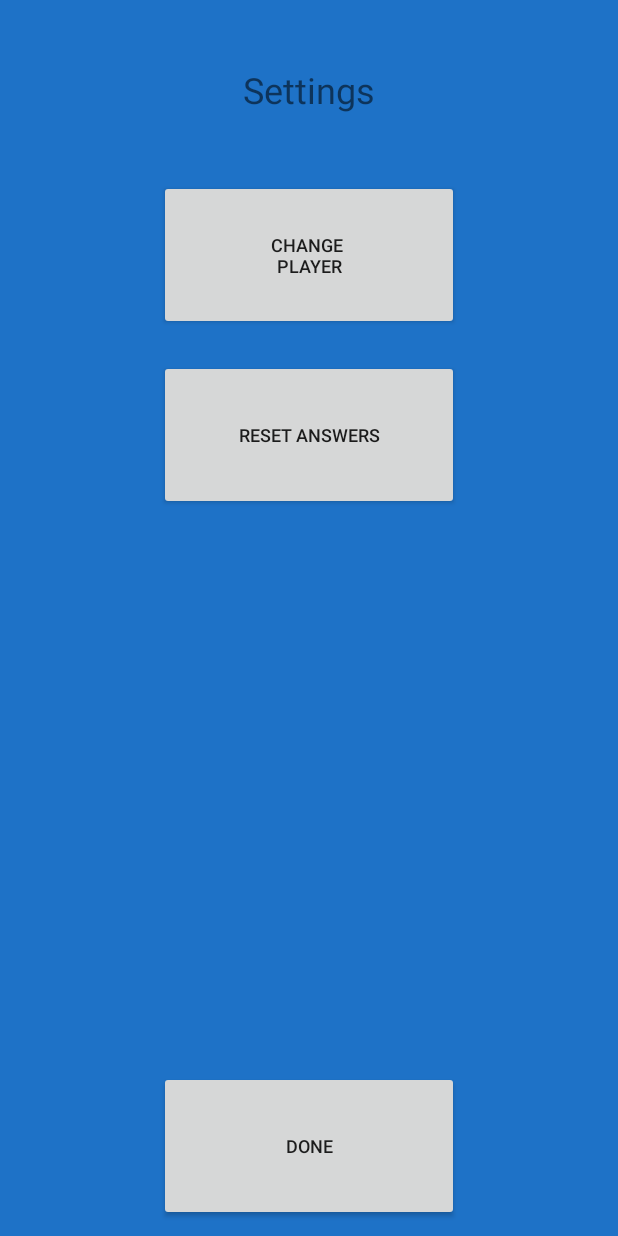
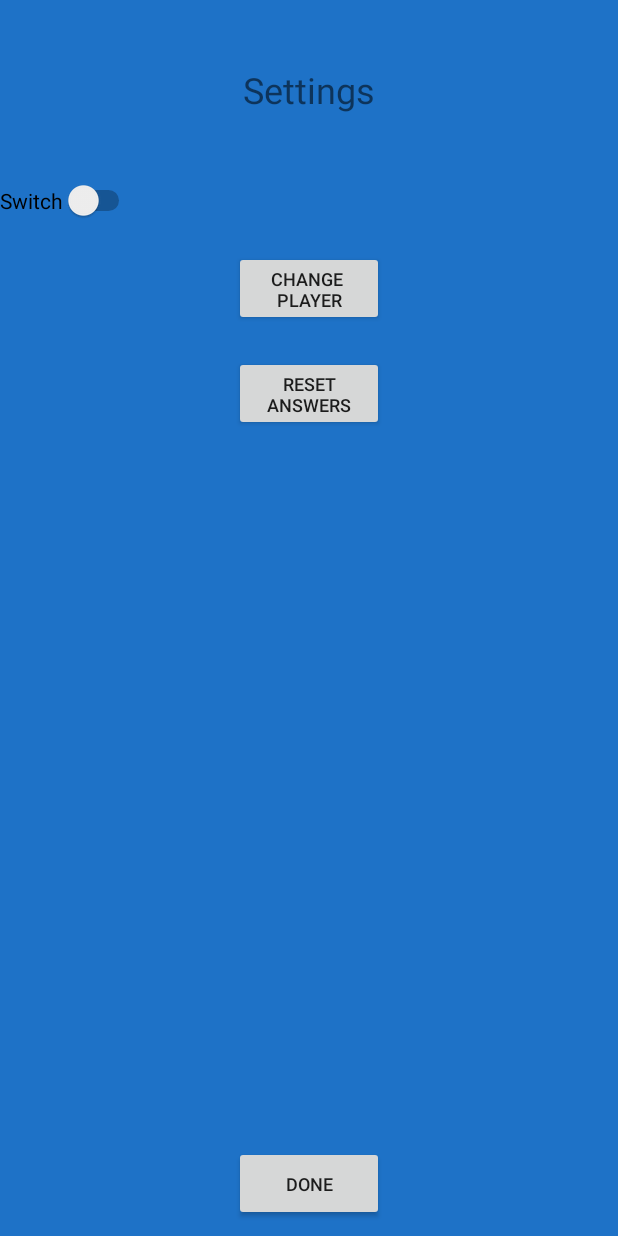
Before and after one commit to alexmarash/Kwordle, an Android app: the layout settings_popup.xml on its own in the app's theme, with its tools: preview values and no code run, on a phone screen of 412 x 824 dp. Run offline under Robolectric (Android 15) with nearby library versions, the phone set to English and light mode, and no system bars.

Commit message:
added hard mode to database and settings screen but new player no longer working

```diff
--- a/Kwordle/app/src/main/res/layout/settings_popup.xml
+++ b/Kwordle/app/src/main/res/layout/settings_popup.xml
@@ -19,11 +19,23 @@
         android:text="@string/settingTitle"
         android:textSize="24sp" />
 
+
+
+    <Switch
+        android:id="@+id/hardSwitch"
+        android:layout_width="wrap_content"
+        android:layout_height="wrap_content"
+        android:text="Switch"
+        android:layout_below="@id/settingsTitle"
+        android:layout_gravity="center"
+        android:layout_marginTop="10dp"
+        android:layout_marginBottom="10dp"/>
+
     <Button
         android:id="@+id/changePlayer"
-        android:layout_width="200dp"
-        android:layout_height="100dp"
-        android:layout_below="@id/settingsTitle"
+        android:layout_width="100dp"
+        android:layout_height="50dp"
+        android:layout_below="@id/hardSwitch"
         android:layout_centerHorizontal="true"
         android:layout_gravity="center"
         android:layout_marginTop="10dp"
@@ -38,8 +50,8 @@
 
     <Button
         android:id="@+id/resetWords"
-        android:layout_width="200dp"
-        android:layout_height="100dp"
+        android:layout_width="100dp"
+        android:layout_height="50dp"
         android:layout_below="@id/changePlayer"
         android:layout_centerHorizontal="true"
         android:layout_gravity="center"
@@ -53,8 +65,8 @@
 
     <Button
         android:id="@+id/settingsDone"
-        android:layout_width="200dp"
-        android:layout_height="100dp"
+        android:layout_width="100dp"
+        android:layout_height="50dp"
         android:layout_alignParentBottom="true"
         android:layout_centerHorizontal="true"
         android:layout_gravity="center"
@@ -64,4 +76,7 @@
         android:text="@string/correctDone"
         android:textSize="12sp" />
 
+
+
+
 </RelativeLayout>
```
Also changed, not shown: Kwordle/app/src/main/java/com/example/kwordle/ArchiveHandler.java (+85 -3 lines), Kwordle/app/src/main/java/com/example/kwordle/FiveLetterBoard.java (+7 -1 lines), Kwordle/app/src/main/java/com/example/kwordle/Opening.java (+14 -2 lines), Kwordle/app/src/main/java/com/example/kwordle/PlayedGameModal.java (+11 -1 lines), Kwordle/app/src/main/java/com/example/kwordle/Settings.java (+27 -5 lines).
